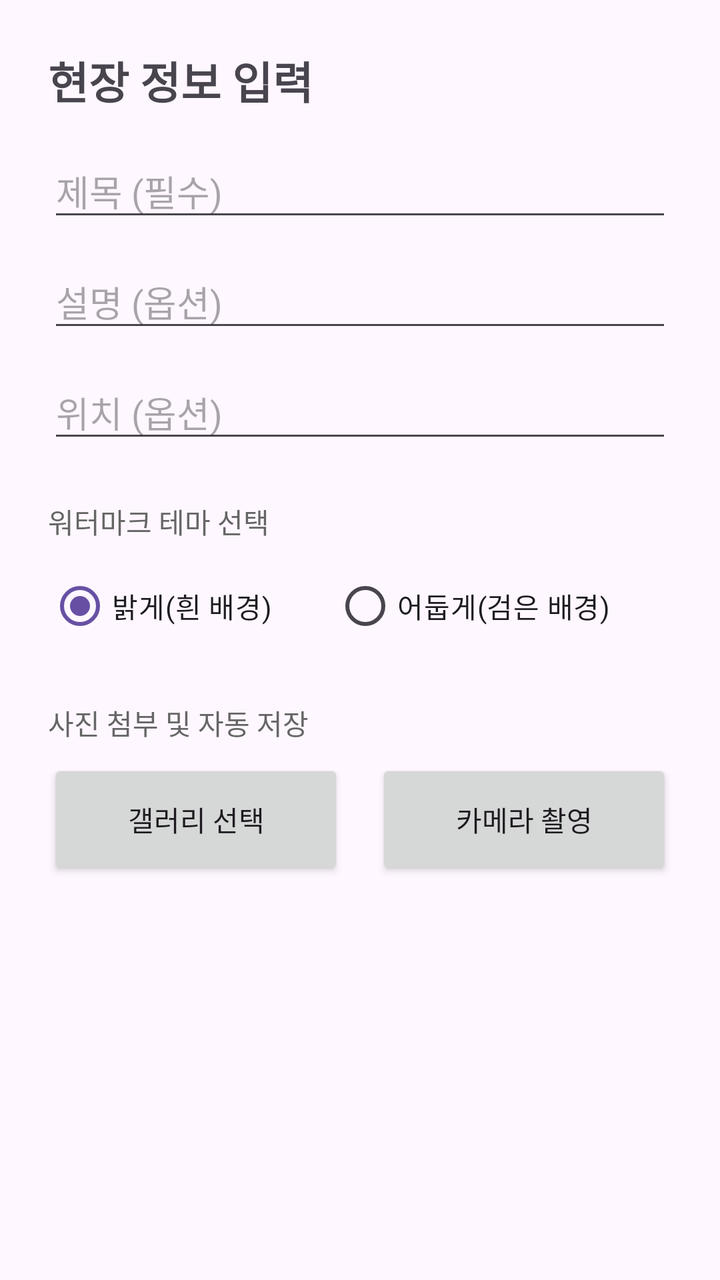
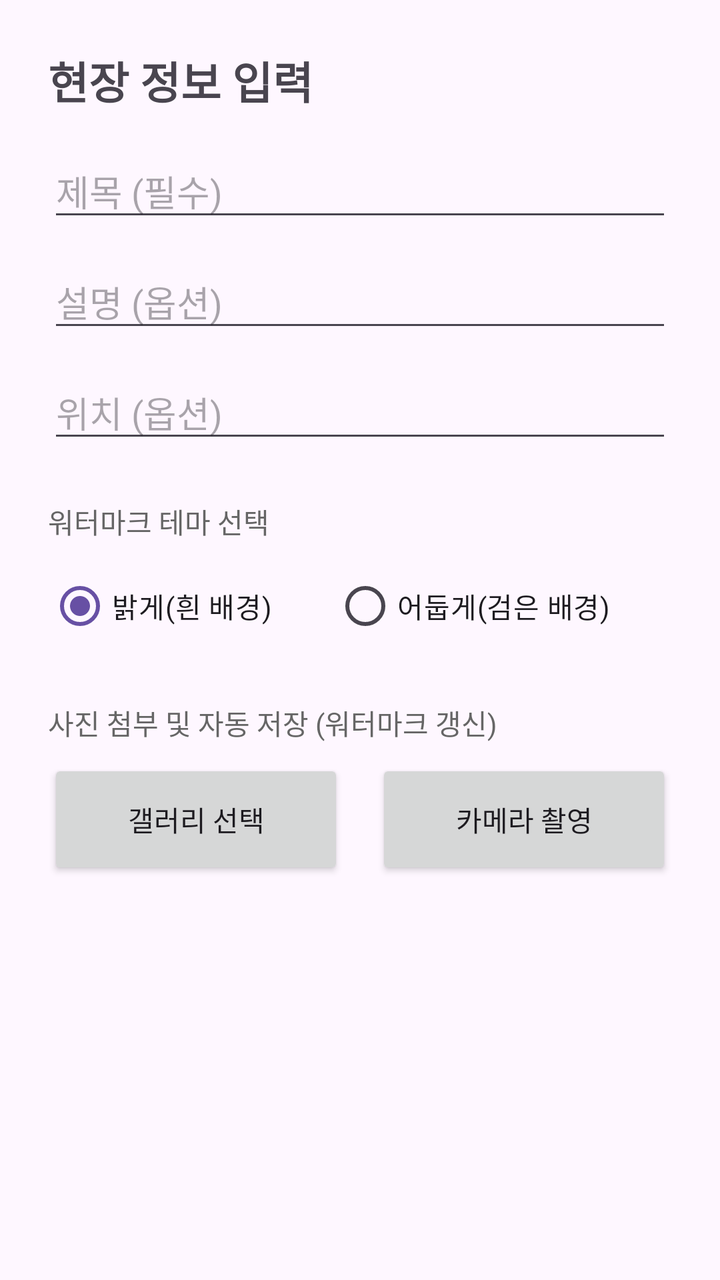

The first picture is an Android layout as it rendered before a commit; the second is the same layout after the commit. The layout source and the unified diff follow.
<!-- AndroidManifest.xml: application theme Theme.Siteboard -->
<!-- res/layout/activity_sub.xml -->
<?xml version="1.0" encoding="utf-8"?>
<FrameLayout xmlns:android="http://schemas.android.com/apk/res/android"
    android:layout_width="match_parent"
    android:layout_height="match_parent">

    <LinearLayout
        android:layout_width="match_parent"
        android:layout_height="match_parent"
        android:orientation="vertical"
        android:padding="24dp">

        <TextView
            android:layout_width="wrap_content"
            android:layout_height="wrap_content"
            android:text="현장 정보 입력"
            android:textSize="22sp"
            android:textStyle="bold"
            android:layout_marginBottom="16dp"/>

        <EditText android:id="@+id/etTitle" android:layout_width="match_parent" android:layout_height="wrap_content" android:layout_marginBottom="12dp" android:hint="제목 (필수)" />
        <EditText android:id="@+id/etDesc" android:layout_width="match_parent" android:layout_height="wrap_content" android:layout_marginBottom="12dp" android:hint="설명 (옵션)" />

        <EditText android:id="@+id/etLocation" android:layout_width="match_parent" android:layout_height="wrap_content" android:layout_marginBottom="24dp" android:hint="위치 (옵션)" />

        <TextView android:id="@+id/tvThemeLabel" android:layout_width="wrap_content" android:layout_height="wrap_content" android:text="워터마크 테마 선택" android:textColor="#666666" android:layout_marginBottom="8dp"/>

        <RadioGroup android:id="@+id/rgTheme" android:layout_width="match_parent" android:layout_height="wrap_content" android:orientation="horizontal" android:layout_marginBottom="24dp">
            <RadioButton android:id="@+id/rbLight" android:layout_width="wrap_content" android:layout_height="wrap_content" android:text="밝게(흰 배경)" android:checked="true" android:layout_weight="1"/>
            <RadioButton android:id="@+id/rbDark" android:layout_width="wrap_content" android:layout_height="wrap_content" android:text="어둡게(검은 배경)" android:layout_weight="1"/>
        </RadioGroup>

        <TextView android:id="@+id/tvPhotoLabel" android:layout_width="wrap_content" android:layout_height="wrap_content" android:text="사진 첨부 및 자동 저장" android:textColor="#666666" android:layout_marginBottom="8dp"/>

        <LinearLayout android:id="@+id/layoutPhotoButtons" android:layout_width="match_parent" android:layout_height="wrap_content" android:orientation="horizontal">
            <Button android:id="@+id/btnGallery" android:layout_width="0dp" android:layout_height="60dp" android:layout_weight="1" android:layout_marginEnd="8dp" android:text="갤러리 선택" />
            <Button android:id="@+id/btnCamera" android:layout_width="0dp" android:layout_height="60dp" android:layout_weight="1" android:layout_marginStart="8dp" android:text="카메라 촬영" />
        </LinearLayout>

        <Button android:id="@+id/btnEditSave" android:layout_width="match_parent" android:layout_height="60dp" android:text="수정 완료" android:visibility="gone" android:backgroundTint="#FF5722"/>

    </LinearLayout>

    <LinearLayout
        android:id="@+id/layoutLoading"
        android:layout_width="match_parent"
        android:layout_height="match_parent"
        android:background="#88000000"
        android:gravity="center"
        android:orientation="vertical"
        android:visibility="gone"
        android:clickable="true"
        android:focusable="true">
        <ProgressBar android:layout_width="wrap_content" android:layout_height="wrap_content" />
        <TextView android:layout_width="wrap_content" android:layout_height="wrap_content" android:text="사진 합성 및 저장 중..." android:textColor="#FFFFFF" android:layout_marginTop="16dp"/>
    </LinearLayout>

</FrameLayout>
<!-- resources referenced by this layout -->
<resources>
  <style name="Theme.Siteboard" parent="Base.Theme.Siteboard" />
  <style name="Base.Theme.Siteboard" parent="Theme.Material3.DayNight.NoActionBar">
          
          
      </style>
</resources>

<!-- the commit's change to res/layout/activity_sub.xml (unified diff, before → after) -->
@@ -22,21 +22,22 @@
 
         <EditText android:id="@+id/etLocation" android:layout_width="match_parent" android:layout_height="wrap_content" android:layout_marginBottom="24dp" android:hint="위치 (옵션)" />
 
-        <TextView android:id="@+id/tvThemeLabel" android:layout_width="wrap_content" android:layout_height="wrap_content" android:text="워터마크 테마 선택" android:textColor="#666666" android:layout_marginBottom="8dp"/>
+        <TextView android:layout_width="wrap_content" android:layout_height="wrap_content" android:text="워터마크 테마 선택" android:textColor="#666666" android:layout_marginBottom="8dp"/>
 
         <RadioGroup android:id="@+id/rgTheme" android:layout_width="match_parent" android:layout_height="wrap_content" android:orientation="horizontal" android:layout_marginBottom="24dp">
             <RadioButton android:id="@+id/rbLight" android:layout_width="wrap_content" android:layout_height="wrap_content" android:text="밝게(흰 배경)" android:checked="true" android:layout_weight="1"/>
             <RadioButton android:id="@+id/rbDark" android:layout_width="wrap_content" android:layout_height="wrap_content" android:text="어둡게(검은 배경)" android:layout_weight="1"/>
         </RadioGroup>
 
-        <TextView android:id="@+id/tvPhotoLabel" android:layout_width="wrap_content" android:layout_height="wrap_content" android:text="사진 첨부 및 자동 저장" android:textColor="#666666" android:layout_marginBottom="8dp"/>
+        <TextView android:layout_width="wrap_content" android:layout_height="wrap_content" android:text="사진 첨부 및 자동 저장 (워터마크 갱신)" android:textColor="#666666" android:layout_marginBottom="8dp"/>
 
-        <LinearLayout android:id="@+id/layoutPhotoButtons" android:layout_width="match_parent" android:layout_height="wrap_content" android:orientation="horizontal">
+        <LinearLayout
+            android:layout_width="match_parent"
+            android:layout_height="wrap_content"
+            android:orientation="horizontal">
             <Button android:id="@+id/btnGallery" android:layout_width="0dp" android:layout_height="60dp" android:layout_weight="1" android:layout_marginEnd="8dp" android:text="갤러리 선택" />
             <Button android:id="@+id/btnCamera" android:layout_width="0dp" android:layout_height="60dp" android:layout_weight="1" android:layout_marginStart="8dp" android:text="카메라 촬영" />
         </LinearLayout>
-
-        <Button android:id="@+id/btnEditSave" android:layout_width="match_parent" android:layout_height="60dp" android:text="수정 완료" android:visibility="gone" android:backgroundTint="#FF5722"/>
 
     </LinearLayout>
 
